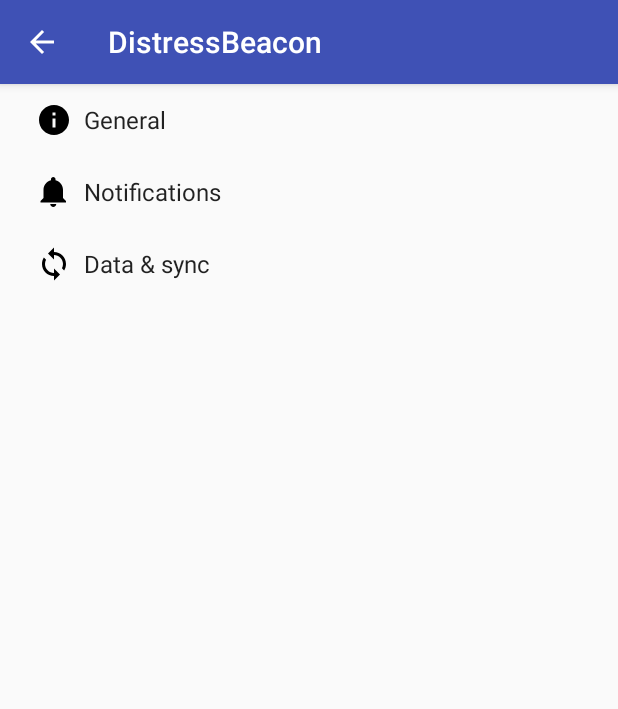
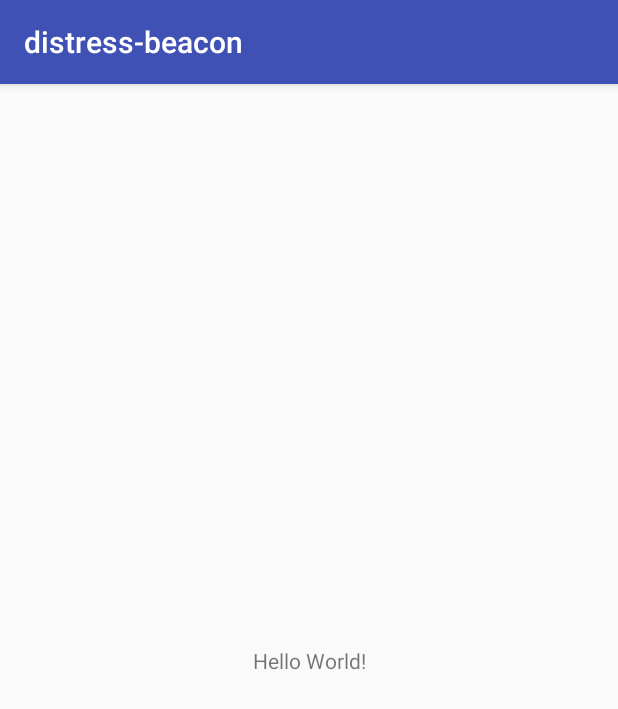
Before and after one commit to zayaok/futurismWeb, an Android app: the screen it shows after launch (SettingsActivity before the commit, MainActivity after it), on a phone screen of 412 x 824 dp. Shown: the top 709 px of the screen. Run offline under Robolectric (Android 15) with nearby library versions, the phone set to English and light mode, and no system bars.

Commit message:
main page

```diff
--- a/distress-beacon/app/build.gradle
+++ b/distress-beacon/app/build.gradle
@@ -4,13 +4,12 @@ android {
     compileSdkVersion 25
     buildToolsVersion "25.0.2"
     defaultConfig {
-        applicationId "com.example.a502710129.distressbeacon"
+        applicationId "com.example.a502710129.distress_beacon"
         minSdkVersion 15
         targetSdkVersion 25
         versionCode 1
         versionName "1.0"
         testInstrumentationRunner "android.support.test.runner.AndroidJUnitRunner"
-        vectorDrawables.useSupportLibrary = true
     }
     buildTypes {
         release {
@@ -26,7 +25,6 @@ dependencies {
         exclude group: 'com.android.support', module: 'support-annotations'
     })
     compile 'com.android.support:appcompat-v7:25.3.1'
-    compile 'com.android.support:support-v4:25.3.1'
-    compile 'com.android.support:support-vector-drawable:25.3.1'
+    compile 'com.android.support.constraint:constraint-layout:1.0.2'
     testCompile 'junit:junit:4.12'
 }
--- a/distress-beacon/app/src/main/AndroidManifest.xml
+++ b/distress-beacon/app/src/main/AndroidManifest.xml
@@ -1,6 +1,6 @@
 <?xml version="1.0" encoding="utf-8"?>
 <manifest xmlns:android="http://schemas.android.com/apk/res/android"
-    package="com.example.a502710129.distressbeacon">
+    package="com.example.a502710129.distress_beacon">
 
     <application
         android:allowBackup="true"
@@ -9,9 +9,7 @@
         android:roundIcon="@mipmap/ic_launcher_round"
         android:supportsRtl="true"
         android:theme="@style/AppTheme">
-        <activity
-            android:name=".SettingsActivity"
-            android:label="@string/app_name">
+        <activity android:name=".MainActivity">
             <intent-filter>
                 <action android:name="android.intent.action.MAIN" />
 
--- /dev/null
+++ b/distress-beacon/app/src/main/java/com/example/a502710129/distress_beacon/MainActivity.java
@@ -0,0 +1,13 @@
+package com.example.a502710129.distress_beacon;
+
+import android.support.v7.app.AppCompatActivity;
+import android.os.Bundle;
+
+public class MainActivity extends AppCompatActivity {
+
+    @Override
+    protected void onCreate(Bundle savedInstanceState) {
+        super.onCreate(savedInstanceState);
+        setContentView(R.layout.activity_main);
+    }
+}
--- a/distress-beacon/app/src/main/java/com/example/a502710129/distressbeacon/AppCompatPreferenceActivity.java
+++ /dev/null
@@ -1,109 +0,0 @@
-package com.example.a502710129.distressbeacon;
-
-import android.content.res.Configuration;
-import android.os.Bundle;
-import android.preference.PreferenceActivity;
-import android.support.annotation.LayoutRes;
-import android.support.annotation.Nullable;
-import android.support.v7.app.ActionBar;
-import android.support.v7.app.AppCompatDelegate;
-import android.support.v7.widget.Toolbar;
-import android.view.MenuInflater;
-import android.view.View;
-import android.view.ViewGroup;
-
-/**
- * A {@link android.preference.PreferenceActivity} which implements and proxies the necessary calls
- * to be used with AppCompat.
- */
-public abstract class AppCompatPreferenceActivity extends PreferenceActivity {
-
-    private AppCompatDelegate mDelegate;
-
-    @Override
-    protected void onCreate(Bundle savedInstanceState) {
-        getDelegate().installViewFactory();
-        getDelegate().onCreate(savedInstanceState);
-        super.onCreate(savedInstanceState);
-    }
-
-    @Override
-    protected void onPostCreate(Bundle savedInstanceState) {
-        super.onPostCreate(savedInstanceState);
-        getDelegate().onPostCreate(savedInstanceState);
-    }
-
-    public ActionBar getSupportActionBar() {
-        return getDelegate().getSupportActionBar();
-    }
-
-    public void setSupportActionBar(@Nullable Toolbar toolbar) {
-        getDelegate().setSupportActionBar(toolbar);
-    }
-
-    @Override
-    public MenuInflater getMenuInflater() {
-        return getDelegate().getMenuInflater();
-    }
-
-    @Override
-    public void setContentView(@LayoutRes int layoutResID) {
-        getDelegate().setContentView(layoutResID);
-    }
-
-    @Override
-    public void setContentView(View view) {
-        getDelegate().setContentView(view);
-    }
-
-    @Override
-    public void setContentView(View view, ViewGroup.LayoutParams params) {
-        getDelegate().setContentView(view, params);
-    }
-
-    @Override
-    public void addContentView(View view, ViewGroup.LayoutParams params) {
-        getDelegate().addContentView(view, params);
-    }
-
-    @Override
-    protected void onPostResume() {
-        super.onPostResume();
-        getDelegate().onPostResume();
-    }
-
-    @Override
-    protected void onTitleChanged(CharSequence title, int color) {
-        super.onTitleChanged(title, color);
-        getDelegate().setTitle(title);
-    }
-
-    @Override
-    public void onConfigurationChanged(Configuration newConfig) {
-        super.onConfigurationChanged(newConfig);
-        getDelegate().onConfigurationChanged(newConfig);
-    }
-
-    @Override
-    protected void onStop() {
-        super.onStop();
-        getDelegate().onStop();
-    }
-
-    @Override
-    protected void onDestroy() {
-        super.onDestroy();
-        getDelegate().onDestroy();
-    }
-
-    public void invalidateOptionsMenu() {
-        getDelegate().invalidateOptionsMenu();
-    }
-
-    private AppCompatDelegate getDelegate() {
-        if (mDelegate == null) {
-            mDelegate = AppCompatDelegate.create(this, null);
-        }
-        return mDelegate;
-    }
-}
--- a/distress-beacon/app/src/main/res/drawable/ic_info_black_24dp.xml
+++ /dev/null
@@ -1,9 +0,0 @@
-<vector xmlns:android="http://schemas.android.com/apk/res/android"
-    android:width="24dp"
-    android:height="24dp"
-    android:viewportHeight="24.0"
-    android:viewportWidth="24.0">
-    <path
-        android:fillColor="#FF000000"
-        android:pathData="M12,2C6.48,2 2,6.48 2,12s4.48,10 10,10 10,-4.48 10,-10S17.52,2 12,2zm1,15h-2v-6h2v6zm0,-8h-2V7h2v2z" />
-</vector>
--- a/distress-beacon/app/src/main/res/drawable/ic_notifications_black_24dp.xml
+++ /dev/null
@@ -1,9 +0,0 @@
-<vector xmlns:android="http://schemas.android.com/apk/res/android"
-    android:width="24dp"
-    android:height="24dp"
-    android:viewportHeight="24.0"
-    android:viewportWidth="24.0">
-    <path
-        android:fillColor="#FF000000"
-        android:pathData="M11.5,22c1.1,0 2,-0.9 2,-2h-4c0,1.1 0.9,2 2,2zm6.5,-6v-5.5c0,-3.07 -2.13,-5.64 -5,-6.32V3.5c0,-0.83 -0.67,-1.5 -1.5,-1.5S10,2.67 10,3.5v0.68c-2.87,0.68 -5,3.25 -5,6.32V16l-2,2v1h17v-1l-2,-2z" />
-</vector>
--- a/distress-beacon/app/src/main/res/drawable/ic_sync_black_24dp.xml
+++ /dev/null
@@ -1,9 +0,0 @@
-<vector xmlns:android="http://schemas.android.com/apk/res/android"
-    android:width="24dp"
-    android:height="24dp"
-    android:viewportHeight="24.0"
-    android:viewportWidth="24.0">
-    <path
-        android:fillColor="#FF000000"
-        android:pathData="M12 4V1L8 5l4 4V6c3.31 0 6 2.69 6 6 0 1.01,-.25 1.97,-.7 2.8l1.46 1.46C19.54 15.03 20 13.57 20 12c0,-4.42,-3.58,-8,-8,-8zm0 14c-3.31 0,-6,-2.69,-6,-6 0,-1.01.25,-1.97.7,-2.8L5.24 7.74C4.46 8.97 4 10.43 4 12c0 4.42 3.58 8 8 8v3l4,-4,-4,-4v3z" />
-</vector>
--- /dev/null
+++ b/distress-beacon/app/src/main/res/layout/activity_main.xml
@@ -0,0 +1,18 @@
+<?xml version="1.0" encoding="utf-8"?>
+<android.support.constraint.ConstraintLayout xmlns:android="http://schemas.android.com/apk/res/android"
+    xmlns:app="http://schemas.android.com/apk/res-auto"
+    xmlns:tools="http://schemas.android.com/tools"
+    android:layout_width="match_parent"
+    android:layout_height="match_parent"
+    tools:context="com.example.a502710129.distress_beacon.MainActivity">
+
+    <TextView
+        android:layout_width="wrap_content"
+        android:layout_height="wrap_content"
+        android:text="Hello World!"
+        app:layout_constraintBottom_toBottomOf="parent"
+        app:layout_constraintLeft_toLeftOf="parent"
+        app:layout_constraintRight_toRightOf="parent"
+        app:layout_constraintTop_toTopOf="parent" />
+
+</android.support.constraint.ConstraintLayout>
--- a/distress-beacon/app/src/main/res/values/strings.xml
+++ b/distress-beacon/app/src/main/res/values/strings.xml
@@ -1,75 +1,3 @@
 <resources>
-    <string name="app_name">DistressBeacon</string>
-
-    <!-- Strings related to Settings -->
-
-    <!-- Example General settings -->
-    <string name="pref_header_general">General</string>
-
-    <string name="pref_title_social_recommendations">Enable social recommendations</string>
-    <string name="pref_description_social_recommendations">Recommendations for people to contact
-        based on your message history
-    </string>
-
-    <string name="pref_title_display_name">Display name</string>
-    <string name="pref_default_display_name">John Smith</string>
-
-    <string name="pref_title_add_friends_to_messages">Add friends to messages</string>
-    <string-array name="pref_example_list_titles">
-        <item>Always</item>
-        <item>When possible</item>
-        <item>Never</item>
-    </string-array>
-    <string-array name="pref_example_list_values">
-        <item>1</item>
-        <item>0</item>
-        <item>-1</item>
-    </string-array>
-
-    <!-- Example settings for Data & Sync -->
-    <string name="pref_header_data_sync">Data &amp; sync</string>
-
-    <string name="pref_title_sync_frequency">Sync frequency</string>
-    <string-array name="pref_sync_frequency_titles">
-        <item>15 minutes</item>
-        <item>30 minutes</item>
-        <item>1 hour</item>
-        <item>3 hours</item>
-        <item>6 hours</item>
-        <item>Never</item>
-    </string-array>
-    <string-array name="pref_sync_frequency_values">
-        <item>15</item>
-        <item>30</item>
-        <item>60</item>
-        <item>180</item>
-        <item>360</item>
-        <item>-1</item>
-    </string-array>
-
-    <string-array name="list_preference_entries">
-        <item>Entry 1</item>
-        <item>Entry 2</item>
-        <item>Entry 3</item>
-    </string-array>
-
-    <string-array name="list_preference_entry_values">
-        <item>1</item>
-        <item>2</item>
-        <item>3</item>
-    </string-array>
-
-    <string-array name="multi_select_list_preference_default_value" />
-
-    <string name="pref_title_system_sync_settings">System sync settings</string>
-
-    <!-- Example settings for Notifications -->
-    <string name="pref_header_notifications">Notifications</string>
-
-    <string name="pref_title_new_message_notifications">New message notifications</string>
-
-    <string name="pref_title_ringtone">Ringtone</string>
-    <string name="pref_ringtone_silent">Silent</string>
-
-    <string name="pref_title_vibrate">Vibrate</string>
+    <string name="app_name">distress-beacon</string>
 </resources>
--- a/distress-beacon/app/src/main/res/xml/pref_data_sync.xml
+++ /dev/null
@@ -1,21 +0,0 @@
-<PreferenceScreen xmlns:android="http://schemas.android.com/apk/res/android">
-
-    <!-- NOTE: Hide buttons to simplify the UI. Users can touch outside the dialog to
-         dismiss it. -->
-    <!-- NOTE: ListPreference's summary should be set to its value by the activity code. -->
-    <ListPreference
-        android:defaultValue="180"
-        android:entries="@array/pref_sync_frequency_titles"
-        android:entryValues="@array/pref_sync_frequency_values"
-        android:key="sync_frequency"
-        android:negativeButtonText="@null"
-        android:positiveButtonText="@null"
-        android:title="@string/pref_title_sync_frequency" />
-
-    <!-- This preference simply launches an intent when selected. Use this UI sparingly, per
-         design guidelines. -->
-    <Preference android:title="@string/pref_title_system_sync_settings">
-        <intent android:action="android.settings.SYNC_SETTINGS" />
-    </Preference>
-
-</PreferenceScreen>
--- a/distress-beacon/app/src/main/res/xml/pref_general.xml
+++ /dev/null
@@ -1,33 +0,0 @@
-<PreferenceScreen xmlns:android="http://schemas.android.com/apk/res/android">
-
-    <SwitchPreference
-        android:defaultValue="true"
-        android:key="example_switch"
-        android:summary="@string/pref_description_social_recommendations"
-        android:title="@string/pref_title_social_recommendations" />
-
-    <!-- NOTE: EditTextPreference accepts EditText attributes. -->
-    <!-- NOTE: EditTextPreference's summary should be set to its value by the activity code. -->
-    <EditTextPreference
-        android:capitalize="words"
-        android:defaultValue="@string/pref_default_display_name"
-        android:inputType="textCapWords"
-        android:key="example_text"
-        android:maxLines="1"
-        android:selectAllOnFocus="true"
-        android:singleLine="true"
-        android:title="@string/pref_title_display_name" />
-
-    <!-- NOTE: Hide buttons to simplify the UI. Users can touch outside the dialog to
-         dismiss it. -->
-    <!-- NOTE: ListPreference's summary should be set to its value by the activity code. -->
-    <ListPreference
-        android:defaultValue="-1"
-        android:entries="@array/pref_example_list_titles"
-        android:entryValues="@array/pref_example_list_values"
-        android:key="example_list"
-        android:negativeButtonText="@null"
-        android:positiveButtonText="@null"
-        android:title="@string/pref_title_add_friends_to_messages" />
-
-</PreferenceScreen>
--- a/distress-beacon/app/src/main/res/xml/pref_headers.xml
+++ /dev/null
@@ -1,20 +0,0 @@
-<preference-headers xmlns:android="http://schemas.android.com/apk/res/android">
-
-    <!-- These settings headers are only used on tablets. -->
-
-    <header
-        android:fragment="com.example.a502710129.distressbeacon.SettingsActivity$GeneralPreferenceFragment"
-        android:icon="@drawable/ic_info_black_24dp"
-        android:title="@string/pref_header_general" />
-
-    <header
-        android:fragment="com.example.a502710129.distressbeacon.SettingsActivity$NotificationPreferenceFragment"
-        android:icon="@drawable/ic_notifications_black_24dp"
-        android:title="@string/pref_header_notifications" />
-
-    <header
-        android:fragment="com.example.a502710129.distressbeacon.SettingsActivity$DataSyncPreferenceFragment"
-        android:icon="@drawable/ic_sync_black_24dp"
-        android:title="@string/pref_header_data_sync" />
-
-</preference-headers>
--- a/distress-beacon/app/src/main/res/xml/pref_notification.xml
+++ /dev/null
@@ -1,27 +0,0 @@
-<PreferenceScreen xmlns:android="http://schemas.android.com/apk/res/android">
-
-    <!-- A 'parent' preference, which enables/disables child preferences (below)
-         when checked/unchecked. -->
-    <SwitchPreference
-        android:defaultValue="true"
-        android:key="notifications_new_message"
-        android:title="@string/pref_title_new_message_notifications" />
-
-    <!-- Allows the user to choose a ringtone in the 'notification' category. -->
-    <!-- NOTE: This preference will be enabled only when the checkbox above is checked. -->
-    <!-- NOTE: RingtonePreference's summary should be set to its value by the activity code. -->
-    <RingtonePreference
-        android:defaultValue="content://settings/system/notification_sound"
-        android:dependency="notifications_new_message"
-        android:key="notifications_new_message_ringtone"
-        android:ringtoneType="notification"
-        android:title="@string/pref_title_ringtone" />
-
-    <!-- NOTE: This preference will be enabled only when the checkbox above is checked. -->
-    <SwitchPreference
-        android:defaultValue="true"
-        android:dependency="notifications_new_message"
-        android:key="notifications_new_message_vibrate"
-        android:title="@string/pref_title_vibrate" />
-
-</PreferenceScreen>
```
Also changed, not shown: distress-beacon/app/src/main/java/com/example/a502710129/distressbeacon/SettingsActivity.java (deleted, +0 -254 lines), distress-beacon/gradle/wrapper/gradle-wrapper.properties, 4 other files.
